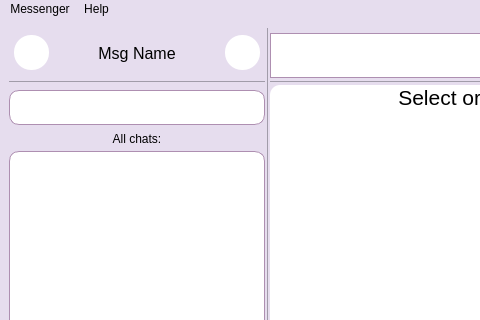
Before: the Qt Designer form messenger/mainwindow.ui in ita-social-projects/HTTP_Messenger_Client, drawn with Qt 5; both pictures show x 0 to 480 and y 0 to 320 of the 845 by 542 pixel window.
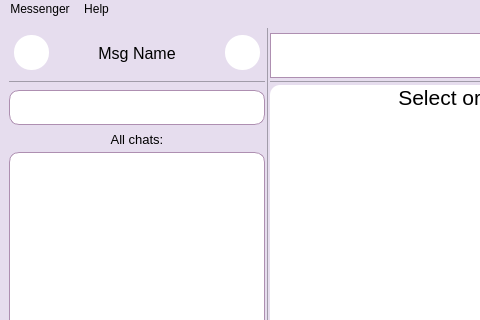
After: the same form once the commit is applied. Icons and pictures are not drawn.

The edit to the form file:
```diff
--- a/messenger/mainwindow.ui
+++ b/messenger/mainwindow.ui
@@ -267,6 +267,11 @@
          </item>
          <item>
           <widget class="QLabel" name="FoundMessage">
+           <property name="font">
+            <font>
+             <pointsize>10</pointsize>
+            </font>
+           </property>
            <property name="styleSheet">
             <string notr="true"/>
            </property>
```
